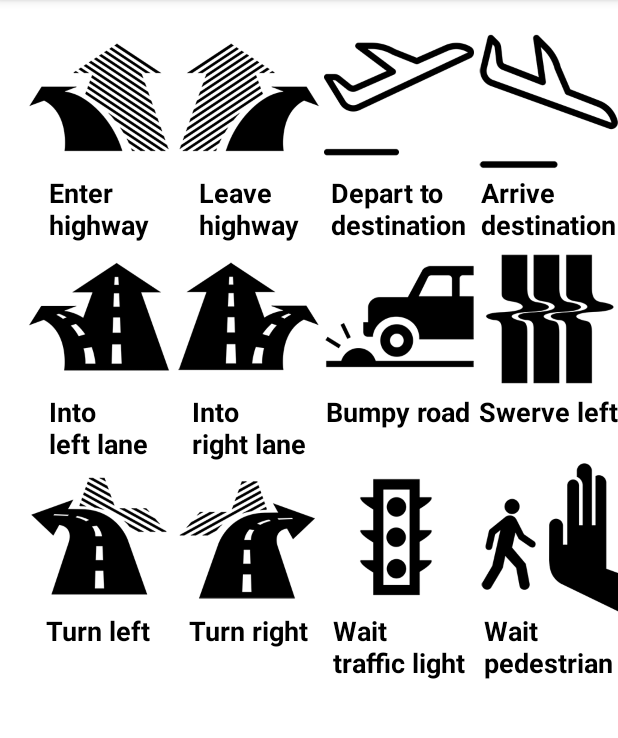
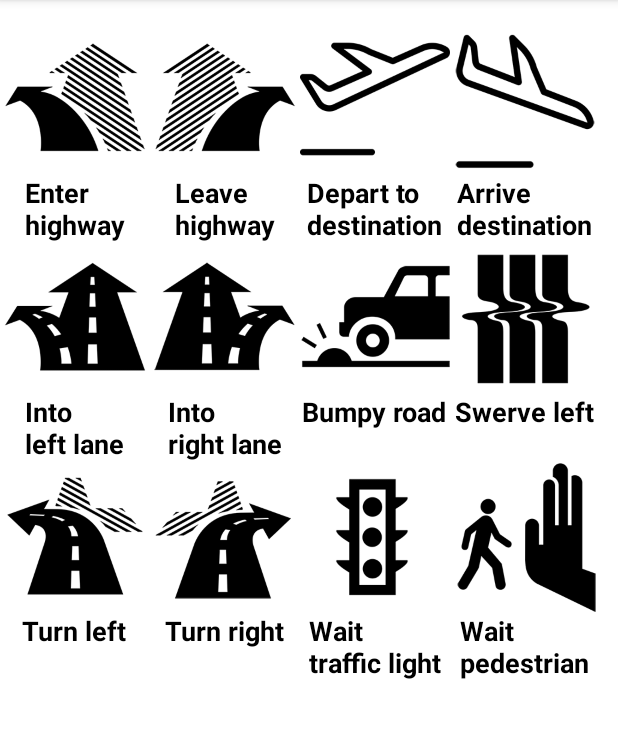
Before and after one commit to haukesand/androidPi, an Android app: the screen it shows after launch (MainActivity), on a phone screen of 412 x 824 dp, the part 84-822 px from its top. Run offline under Robolectric (Android 15) with nearby library versions, the phone set to English and light mode, and no system bars.

Commit message:
Onplus Layout

```diff
--- a/mobile/src/main/java/it/scognito/abraboxabra/MainActivity.java
+++ b/mobile/src/main/java/it/scognito/abraboxabra/MainActivity.java
@@ -19,6 +19,7 @@ import android.view.MenuInflater;
 import android.view.MenuItem;
 import android.view.MotionEvent;
 import android.view.View;
+import android.view.WindowManager;
 import android.widget.CompoundButton;
 import android.widget.ImageView;
 import android.widget.SeekBar;
@@ -96,6 +97,9 @@ public class MainActivity extends Activity {
 
         startBT();
         */
+
+        getWindow().setFlags(WindowManager.LayoutParams.FLAG_FULLSCREEN, WindowManager.LayoutParams.FLAG_FULLSCREEN);
+
     }
 
     @Override
--- a/mobile/src/main/res/layout/activity_main.xml
+++ b/mobile/src/main/res/layout/activity_main.xml
@@ -24,7 +24,7 @@
                 android:background="@android:color/white"
                 android:columnCount="4"
                 android:paddingBottom="@dimen/activity_vertical_margin"
-                android:paddingLeft="@dimen/activity_horizontal_margin"
+                android:paddingLeft="0dp"
                 android:paddingTop="@dimen/activity_vertical_margin"
                 tools:context="it.scognito.abraboxabra.MainActivity">
 
@@ -334,6 +334,7 @@
                 android:columnCount="2"
                 android:paddingBottom="@dimen/activity_vertical_margin"
                 android:paddingTop="@dimen/activity_vertical_margin"
+                android:paddingLeft="50dp"
                 tools:context="it.scognito.abraboxabra.MainActivity">
 
 
@@ -434,7 +435,39 @@
                         android:textColor="@android:color/black" />
 
                 </RelativeLayout>
-</GridLayout>
+                <!--Status Stuff-->
+
+                <TextView
+                    android:id="@+id/tvLog"
+                    android:layout_width="wrap_content"
+                    android:layout_height="wrap_content"
+                    android:layout_alignParentTop="true"
+                    android:layout_toEndOf="@+id/ivInfo"
+                    android:background="@android:color/white"
+                    android:gravity="bottom"
+                    android:maxLines="30"
+                    android:scrollbars="vertical"
+                    android:text="LOG WINDOW"
+                    android:textColor="@android:color/black"
+                    android:visibility="gone" />
+
+                <ImageView
+                    android:id="@+id/ivStatus"
+                    android:layout_width="wrap_content"
+                    android:layout_height="wrap_content"
+                    android:layout_alignParentStart="true"
+                    android:layout_centerVertical="true"
+                    android:src="@android:drawable/presence_busy" />
+
+                <ImageView
+                    android:id="@+id/ivInfo"
+                    android:layout_width="wrap_content"
+                    android:layout_height="wrap_content"
+                    android:layout_alignTop="@+id/ivStatus"
+                    android:layout_toEndOf="@+id/ivStatus"
+                    android:src="@android:drawable/ic_menu_info_details" />
+
+            </GridLayout>
 
             <GridLayout
                 android:layout_width="wrap_content"
@@ -442,7 +475,7 @@
                 android:background="@android:color/white"
                 android:columnCount="2"
                 android:paddingBottom="@dimen/activity_vertical_margin"
-
+                android:paddingLeft="0dp"
                 android:paddingTop="@dimen/activity_vertical_margin"
                 tools:context="it.scognito.abraboxabra.MainActivity">
                 <RelativeLayout
@@ -636,53 +669,8 @@
                     </RelativeLayout>
 
                 </GridLayout>
-            <GridLayout
-                android:layout_width="wrap_content"
-                android:layout_height="wrap_content"
-                android:background="@android:color/white"
-                android:columnCount="2"
-                android:paddingBottom="@dimen/activity_vertical_margin"
-                android:paddingLeft="@dimen/activity_horizontal_margin"
-                android:paddingTop="@dimen/activity_vertical_margin"
-                tools:context="it.scognito.abraboxabra.MainActivity">
 
-
-                </GridLayout>
         </LinearLayout>
-        <!--Status Stuff-->
-
-            <TextView
-                android:id="@+id/tvLog"
-                android:layout_width="wrap_content"
-                android:layout_height="wrap_content"
-                android:layout_alignParentTop="true"
-                android:layout_toEndOf="@+id/ivInfo"
-                android:background="@android:color/white"
-                android:gravity="bottom"
-                android:maxLines="30"
-                android:scrollbars="vertical"
-                android:text="LOG WINDOW"
-                android:textColor="@android:color/black"
-                android:visibility="gone" />
-
-            <ImageView
-                android:id="@+id/ivStatus"
-                android:layout_width="wrap_content"
-                android:layout_height="wrap_content"
-                android:layout_alignParentStart="true"
-                android:layout_centerVertical="true"
-                android:src="@android:drawable/presence_busy" />
-
-            <ImageView
-                android:id="@+id/ivInfo"
-                android:layout_width="wrap_content"
-                android:layout_height="wrap_content"
-                android:layout_alignTop="@+id/ivStatus"
-                android:layout_toEndOf="@+id/ivStatus"
-                android:src="@android:drawable/ic_menu_info_details" />
-
-
-
 
         </LinearLayout>
 
```
